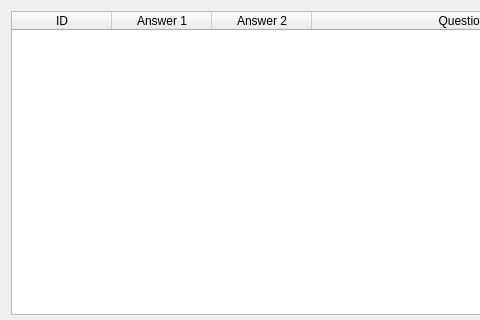
G4bleb/salt-n-pepper, file questionsmenu.ui: the form before one commit; both pictures show x 0 to 480 and y 0 to 320 of the 625 by 438 pixel window.
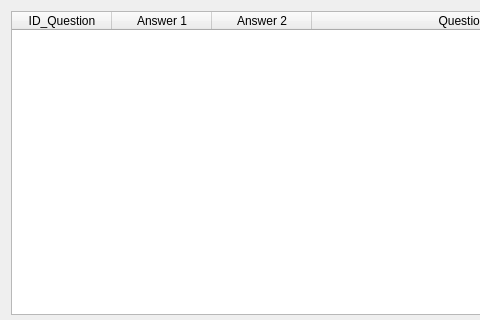
The form after the commit.

```diff
--- a/questionsmenu.ui
+++ b/questionsmenu.ui
@@ -48,7 +48,7 @@
      </attribute>
      <column>
       <property name="text">
-       <string>ID</string>
+       <string>ID_Question</string>
       </property>
      </column>
      <column>
```
